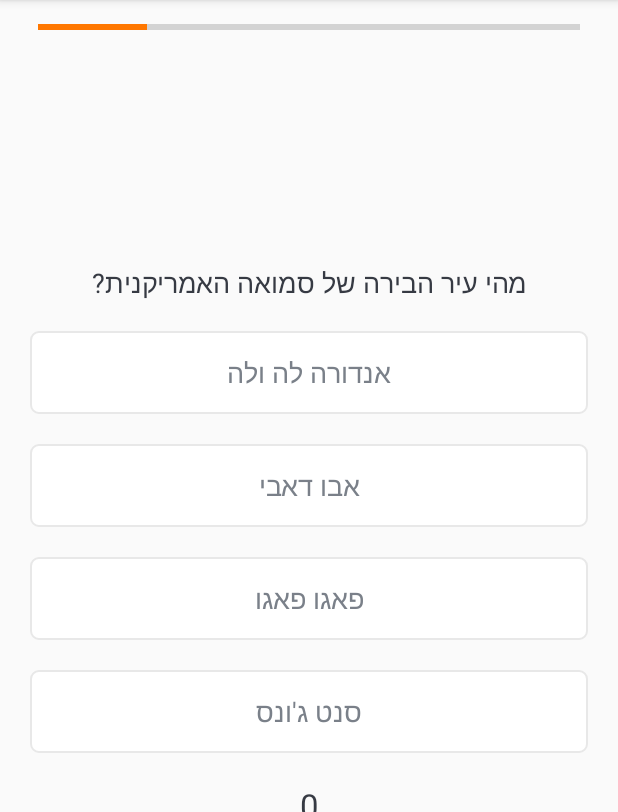
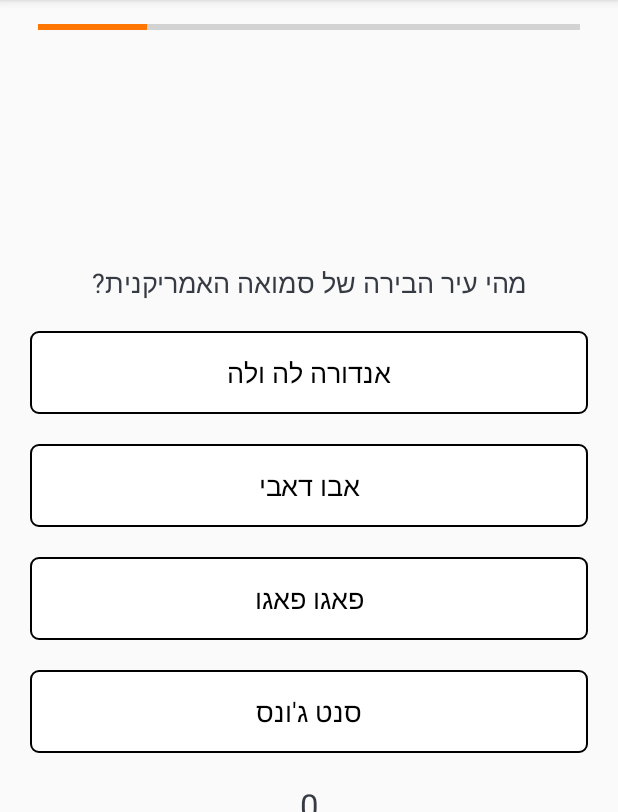
Before and after one commit to razash10/WorldTrivia, an Android app: the QuestionsActivity screen opened directly, with no data from a screen before it, on a phone screen of 412 x 824 dp, the part 84-896 px from its top. Run offline under Robolectric (Android 15) with nearby library versions, the phone set to English and light mode, and no system bars.

Commit message:
Now can choose question, answer is shown and can get to next question

```diff
--- a/app/src/main/java/com/razash/worldtrivia/QuestionsActivity.kt
+++ b/app/src/main/java/com/razash/worldtrivia/QuestionsActivity.kt
@@ -1,11 +1,19 @@
 package com.razash.worldtrivia
 
+import android.graphics.Typeface
 import android.os.Bundle
 import android.os.CountDownTimer
+import android.os.Handler
 import android.util.Log
 import android.view.View
+import android.widget.TextView
 import androidx.appcompat.app.AppCompatActivity
+import androidx.core.content.ContextCompat
 import kotlinx.android.synthetic.main.activity_questions.*
+import java.util.*
+import kotlin.collections.ArrayList
+import kotlin.concurrent.schedule
+import kotlin.concurrent.timerTask
 
 
 class QuestionsActivity : AppCompatActivity(), View.OnClickListener {
@@ -14,8 +22,11 @@ class QuestionsActivity : AppCompatActivity(), View.OnClickListener {
     private val quCountryOfCapital = Constants.getQuestionsCountryOfCapital()
     private val quCapitalOfCountry = Constants.getQuestionsCapitalOfCountry()
 
-    private val quSize = quCountryOfFlag.size + quCapitalOfFlag.size +
+    private var quSize = quCountryOfFlag.size + quCapitalOfFlag.size +
             quCountryOfCapital.size + quCapitalOfCountry.size
+
+    private var answer: Question? = null
+    private var countDownTimer: CountDownTimer? = null
 
     override fun onCreate(savedInstanceState: Bundle?) {
         super.onCreate(savedInstanceState)
@@ -23,17 +34,92 @@ class QuestionsActivity : AppCompatActivity(), View.OnClickListener {
 
         Log.i("Questions Size", "$quSize")
 
-        chooseCategory()
+        setQuestion()
 
-        processTimer()
+        btnOption1.setOnClickListener(this)
+        btnOption2.setOnClickListener(this)
+        btnOption3.setOnClickListener(this)
+        btnOption4.setOnClickListener(this)
 
     }
 
-    override fun onClick(p0: View?) {
+    override fun onClick(view: View?) {
+        when(view?.id) {
+            R.id.btnOption1 -> processChosenAnswer(btnOption1)
+            R.id.btnOption2 -> processChosenAnswer(btnOption2)
+            R.id.btnOption3 -> processChosenAnswer(btnOption3)
+            R.id.btnOption4 -> processChosenAnswer(btnOption4)
+        }
+    }
+
+    private fun processChosenAnswer(selectedOption: TextView) {
+        selectedOption.typeface = Typeface.DEFAULT_BOLD
+
+        if(answer!!.answer == selectedOption.text.toString()) {
+            selectedOption.background = ContextCompat
+                .getDrawable(this, R.drawable.correct_option_border_bg)
+        }
+        else {
+            selectedOption.background = ContextCompat
+                .getDrawable(this, R.drawable.wrong_option_border_bg)
+            markCorrectAnswer()
+        }
+
+        countDownTimer?.cancel()
+
+        btnOption1.isClickable = false
+        btnOption2.isClickable = false
+        btnOption3.isClickable = false
+        btnOption4.isClickable = false
+
+        when(answer) {
+            in quCountryOfFlag -> quCountryOfFlag.remove(answer!!)
+            in quCapitalOfFlag -> quCapitalOfFlag.remove(answer!!)
+            in quCountryOfCapital -> quCountryOfCapital.remove(answer!!)
+            in quCapitalOfCountry -> quCapitalOfCountry.remove(answer!!)
+        }
+
+        quSize--
+
+        Handler().postDelayed({
+            setQuestion()
+        }, 3000)
 
     }
 
-    private fun chooseCategory() {
+    private fun markCorrectAnswer() {
+        when(answer!!.answer) {
+            btnOption1.text.toString() -> btnOption1.background = ContextCompat
+                                    .getDrawable(this, R.drawable.correct_option_border_bg)
+            btnOption2.text.toString() -> btnOption2.background = ContextCompat
+                .getDrawable(this, R.drawable.correct_option_border_bg)
+            btnOption3.text.toString() -> btnOption3.background = ContextCompat
+                .getDrawable(this, R.drawable.correct_option_border_bg)
+            btnOption4.text.toString() -> btnOption4.background = ContextCompat
+                .getDrawable(this, R.drawable.correct_option_border_bg)
+        }
+    }
+
+    private fun setQuestion() {
+        btnOption1.isClickable = true
+        btnOption2.isClickable = true
+        btnOption3.isClickable = true
+        btnOption4.isClickable = true
+
+        btnOption1.background = ContextCompat.getDrawable(this,
+            R.drawable.default_option_border_bg)
+        btnOption2.background = ContextCompat.getDrawable(this,
+            R.drawable.default_option_border_bg)
+        btnOption3.background = ContextCompat.getDrawable(this,
+            R.drawable.default_option_border_bg)
+        btnOption4.background = ContextCompat.getDrawable(this,
+            R.drawable.default_option_border_bg)
+
+        btnOption1.typeface = Typeface.DEFAULT
+        btnOption2.typeface = Typeface.DEFAULT
+        btnOption3.typeface = Typeface.DEFAULT
+        btnOption4.typeface = Typeface.DEFAULT
+
         val randCategory = (0..3).random()
 
         if(randCategory == 0) {
@@ -64,26 +150,27 @@ class QuestionsActivity : AppCompatActivity(), View.OnClickListener {
         val randQuestion3 = randomIndexList[2]
         val randQuestion4 = randomIndexList[3]
         val randAnswer = (0..3).random()
-        val answer = questions[randomIndexList[randAnswer]]
-        ivFlag.setImageResource(answer.image)
+        answer = questions[randomIndexList[randAnswer]]
+        ivFlag.setImageResource(answer!!.image)
 
         btnOption1.text = questions[randQuestion1].answer
         btnOption2.text = questions[randQuestion2].answer
         btnOption3.text = questions[randQuestion3].answer
         btnOption4.text = questions[randQuestion4].answer
 
-        if(answer.question.isNotEmpty()) {
+        if(answer!!.question.isNotEmpty()) {
             val temp = tvQuestion.text.toString()
-            val string = "$temp ${answer.question}?"
+            val string = "$temp ${answer!!.question}?"
             tvQuestion.text = string
         }
 
-        questions.remove(answer)
+        processTimer()
+
     }
 
     private fun processTimer() {
         var i = 0
-        object : CountDownTimer(10000, 1000) {
+        countDownTimer = object : CountDownTimer(10000, 1000) {
             override fun onTick(millisUntilFinished: Long) {
                 Log.v("Timer", "Tick of Progress$i$millisUntilFinished")
                 progressBar.progress = (++i) * 10
@@ -96,4 +183,6 @@ class QuestionsActivity : AppCompatActivity(), View.OnClickListener {
             }
         }.start()
     }
+
+
 }
--- a/app/src/main/res/drawable/correct_option_border_bg.xml
+++ b/app/src/main/res/drawable/correct_option_border_bg.xml
@@ -4,6 +4,10 @@
 <shape xmlns:android="http://schemas.android.com/apk/res/android"
     android:shape="rectangle">
 
+    <stroke
+        android:width="1dp"
+        android:color="@android:color/black" />
+
     <solid android:color="@android:color/holo_green_light" />
 
     <corners android:radius="5dp" />
--- a/app/src/main/res/drawable/default_option_border_bg.xml
+++ b/app/src/main/res/drawable/default_option_border_bg.xml
@@ -6,7 +6,7 @@
 
     <stroke
         android:width="1dp"
-        android:color="#E8E8E8" />
+        android:color="@android:color/black" />
 
     <solid android:color="@android:color/white" />
 
--- a/app/src/main/res/drawable/wrong_option_border_bg.xml
+++ b/app/src/main/res/drawable/wrong_option_border_bg.xml
@@ -4,6 +4,10 @@
 <shape xmlns:android="http://schemas.android.com/apk/res/android"
     android:shape="rectangle">
 
+    <stroke
+        android:width="1dp"
+        android:color="@android:color/black" />
+
     <solid android:color="@android:color/holo_red_light" />
 
     <corners android:radius="5dp" />
--- a/app/src/main/res/layout/activity_questions.xml
+++ b/app/src/main/res/layout/activity_questions.xml
@@ -49,7 +49,7 @@
             android:background="@drawable/default_option_border_bg"
             android:gravity="center"
             android:padding="15dp"
-            android:textColor="#7A8089"
+            android:textColor="@android:color/black"
             android:textSize="18sp"
             android:text="אפשרות 1" />
 
@@ -61,7 +61,7 @@
             android:background="@drawable/default_option_border_bg"
             android:gravity="center"
             android:padding="15dp"
-            android:textColor="#7A8089"
+            android:textColor="@android:color/black"
             android:textSize="18sp"
             android:text="אפשרות 2" />
 
@@ -73,7 +73,7 @@
             android:background="@drawable/default_option_border_bg"
             android:gravity="center"
             android:padding="15dp"
-            android:textColor="#7A8089"
+            android:textColor="@android:color/black"
             android:textSize="18sp"
             android:text="אפשרות 3" />
 
@@ -85,7 +85,7 @@
             android:background="@drawable/default_option_border_bg"
             android:gravity="center"
             android:padding="15dp"
-            android:textColor="#7A8089"
+            android:textColor="@android:color/black"
             android:textSize="18sp"
             android:text="אפשרות 4" />
 
```
